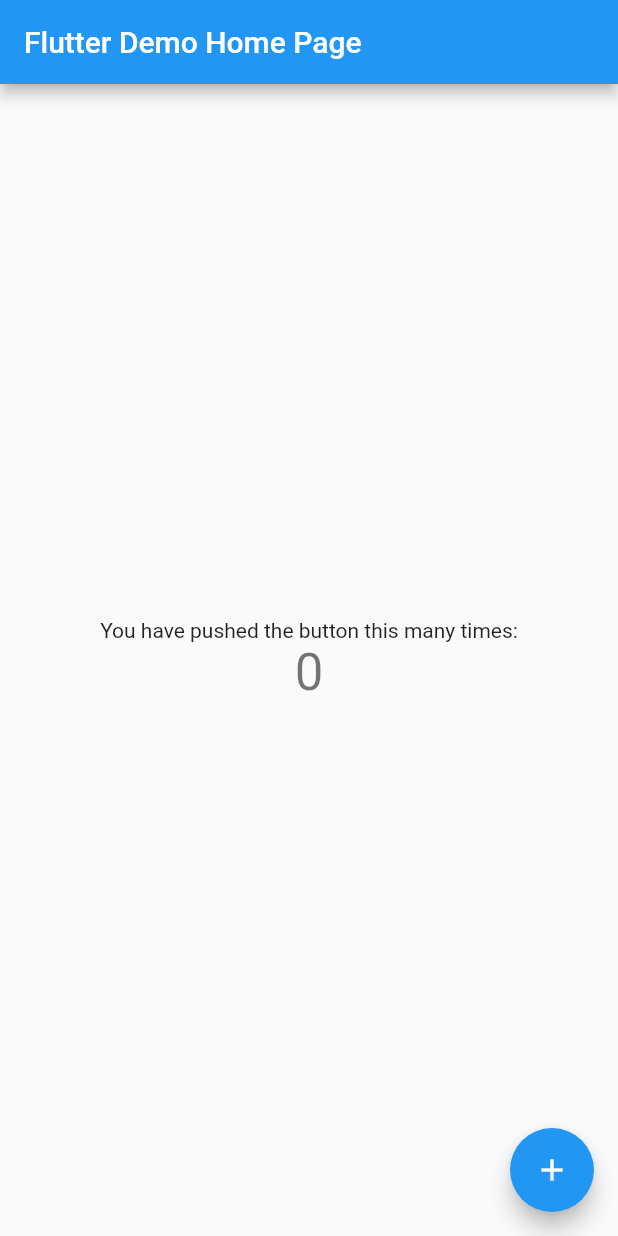
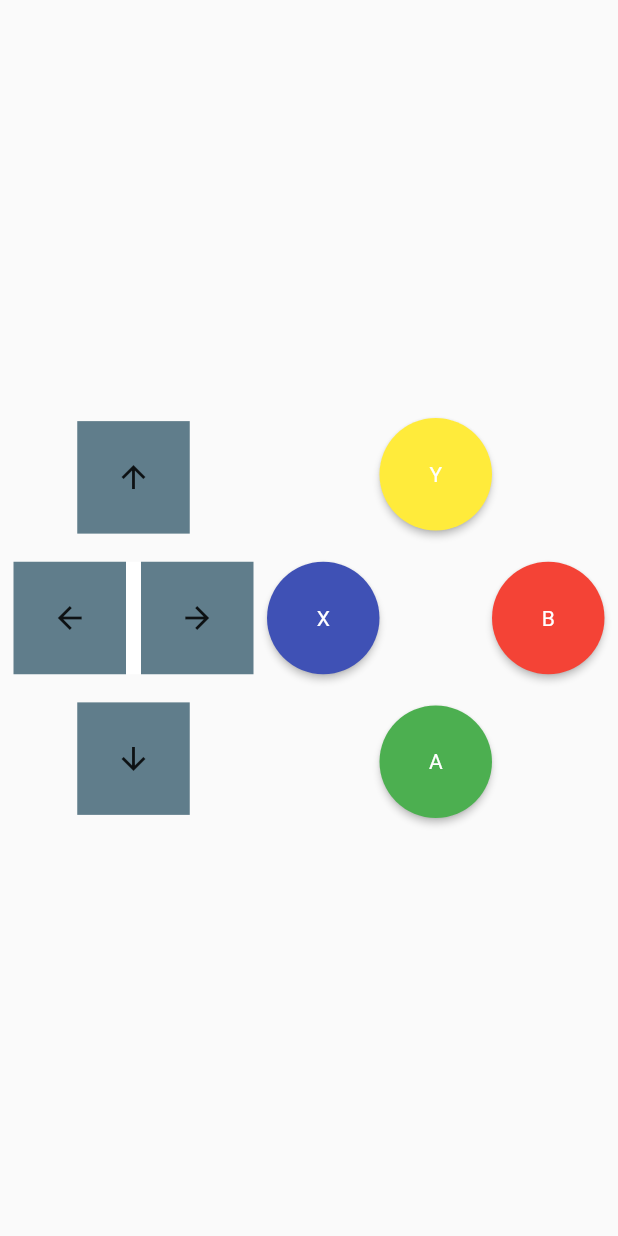
Before and after one commit to SPGC/CyprusMobDevCourse, a Flutter app: the screen it shows after launch, on a phone screen of 412 x 824 dp. Run offline on Flutter 3.47's test engine with Material 2 defaults, Android fonts, the light colour scheme and no system bars.

Commit message:
Task's done

```diff
--- a/lib/main.dart
+++ b/lib/main.dart
@@ -24,92 +24,114 @@
         // is not restarted.
         primarySwatch: Colors.blue,
       ),
-      home: const MyHomePage(title: 'Flutter Demo Home Page'),
+      home: const Scaffold(body: Center(child: MyHomePage())),
     );
   }
 }
 
-class MyHomePage extends StatefulWidget {
-  const MyHomePage({super.key, required this.title});
-
-  // This widget is the home page of your application. It is stateful, meaning
-  // that it has a State object (defined below) that contains fields that affect
-  // how it looks.
-
-  // This class is the configuration for the state. It holds the values (in this
-  // case the title) provided by the parent (in this case the App widget) and
-  // used by the build method of the State. Fields in a Widget subclass are
-  // always marked "final".
-
-  final String title;
-
-  @override
-  State<MyHomePage> createState() => _MyHomePageState();
-}
-
-class _MyHomePageState extends State<MyHomePage> {
-  int _counter = 0;
-
-  void _incrementCounter() {
-    setState(() {
-      // This call to setState tells the Flutter framework that something has
-      // changed in this State, which causes it to rerun the build method below
-      // so that the display can reflect the updated values. If we changed
-      // _counter without calling setState(), then the build method would not be
-      // called again, and so nothing would appear to happen.
-      _counter++;
-    });
-  }
+class MyHomePage extends StatelessWidget {
+  const MyHomePage({Key? key}) : super(key: key);
 
   @override
   Widget build(BuildContext context) {
-    // This method is rerun every time setState is called, for instance as done
-    // by the _incrementCounter method above.
-    //
-    // The Flutter framework has been optimized to make rerunning build methods
-    // fast, so that you can just rebuild anything that needs updating rather
-    // than having to individually change instances of widgets.
-    return Scaffold(
-      appBar: AppBar(
-        // Here we take the value from the MyHomePage object that was created by
-        // the App.build method, and use it to set our appbar title.
-        title: Text(widget.title),
-      ),
-      body: Center(
-        // Center is a layout widget. It takes a single child and positions it
-        // in the middle of the parent.
-        child: Column(
-          // Column is also a layout widget. It takes a list of children and
-          // arranges them vertically. By default, it sizes itself to fit its
-          // children horizontally, and tries to be as tall as its parent.
-          //
-          // Invoke "debug painting" (press "p" in the console, choose the
-          // "Toggle Debug Paint" action from the Flutter Inspector in Android
-          // Studio, or the "Toggle Debug Paint" command in Visual Studio Code)
-          // to see the wireframe for each widget.
-          //
-          // Column has various properties to control how it sizes itself and
-          // how it positions its children. Here we use mainAxisAlignment to
-          // center the children vertically; the main axis here is the vertical
-          // axis because Columns are vertical (the cross axis would be
-          // horizontal).
-          mainAxisAlignment: MainAxisAlignment.center,
-          children: <Widget>[
-            const Text(
-              'You have pushed the button this many times:',
-            ),
-            Text(
-              '$_counter',
-              style: Theme.of(context).textTheme.headline4,
-            ),
-          ],
+    return Row(
+      mainAxisAlignment: MainAxisAlignment.spaceEvenly,
+      children: [
+        Container(
+          constraints: const BoxConstraints(maxHeight: 300),
+          child: Column(
+            mainAxisAlignment: MainAxisAlignment.spaceEvenly,
+            children: [
+              Container(
+                  constraints: const BoxConstraints(
+                      minHeight: 75, minWidth: 75, maxHeight: 75, maxWidth: 75),
+                  color: Colors.blueGrey,
+                  child: const Icon(Icons.arrow_upward)),
+              Row(
+                mainAxisAlignment: MainAxisAlignment.spaceEvenly,
+                children: [
+                  Container(
+                      constraints: const BoxConstraints(
+                          minHeight: 75,
+                          minWidth: 75,
+                          maxHeight: 75,
+                          maxWidth: 75),
+                      color: Colors.blueGrey,
+                      child: const Icon(Icons.arrow_back)),
+                  Container(
+                    constraints: const BoxConstraints(
+                        minHeight: 75,
+                        minWidth: 10,
+                        maxHeight: 75,
+                        maxWidth: 10),
+                    color: Colors.white,
+                  ),
+                  Container(
+                      constraints: const BoxConstraints(
+                          minHeight: 75,
+                          minWidth: 75,
+                          maxHeight: 75,
+                          maxWidth: 75),
+                      color: Colors.blueGrey,
+                      child: const Icon(Icons.arrow_forward)),
+                ],
+              ),
+              Container(
+                constraints: const BoxConstraints(
+                    minHeight: 75, minWidth: 75, maxHeight: 75, maxWidth: 75),
+                color: Colors.blueGrey,
+                child: const Icon(Icons.arrow_downward),
+              ),
+            ],
+          ),
         ),
-      ),
-      floatingActionButton: FloatingActionButton(
-        onPressed: _incrementCounter,
-        tooltip: 'Increment',
-        child: const Icon(Icons.add),
-      ), // This trailing comma makes auto-formatting nicer for build methods.
+        Center(
+            child: Container(
+          constraints: const BoxConstraints(maxHeight: 500),
+          child: Row(
+            mainAxisAlignment: MainAxisAlignment.spaceEvenly,
+            children: [
+              RawMaterialButton(
+                onPressed: () {},
+                shape: const CircleBorder(),
+                fillColor: Colors.indigo,
+                constraints: const BoxConstraints(minWidth: 75, minHeight: 75),
+                child: const Text("X", style: TextStyle(color: Colors.white)),
+              ),
+              Column(
+                mainAxisAlignment: MainAxisAlignment.spaceEvenly,
+                children: [
+                  RawMaterialButton(
+                    onPressed: () {},
+                    shape: const CircleBorder(),
+                    fillColor: Colors.yellow,
+                    constraints:
+                        const BoxConstraints(minWidth: 75, minHeight: 75),
+                    child:
+                        const Text("Y", style: TextStyle(color: Colors.white)),
+                  ),
+                  RawMaterialButton(
+                    onPressed: () {},
+                    shape: const CircleBorder(),
+                    fillColor: Colors.green,
+                    constraints:
+                        const BoxConstraints(minWidth: 75, minHeight: 75),
+                    child:
+                        const Text("A", style: TextStyle(color: Colors.white)),
+                  ),
+                ],
+              ),
+              RawMaterialButton(
+                onPressed: () {},
+                constraints: const BoxConstraints(minWidth: 75, minHeight: 75),
+                shape: const CircleBorder(),
+                fillColor: Colors.red,
+                child: const Text("B", style: TextStyle(color: Colors.white)),
+              ),
+            ],
+          ),
+        ))
+      ],
     );
   }
 }
```
